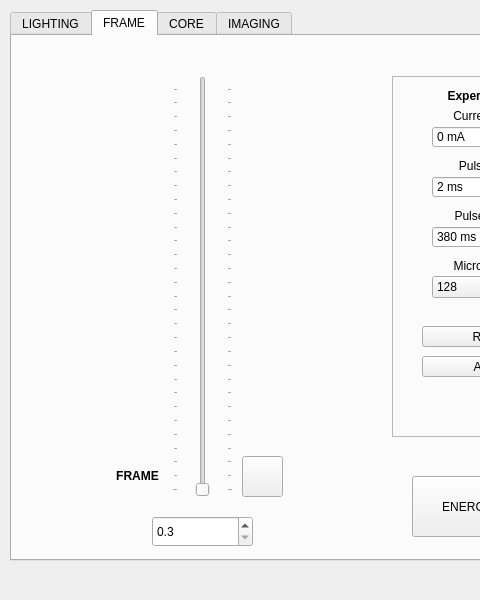
First picture: the form in _ui/Clinostat.ui, repository CoSE-Jerry/3D-Clinostat, before the edit; both pictures show x 0 to 480 and y 0 to 600 of the 1024 by 600 pixel window.
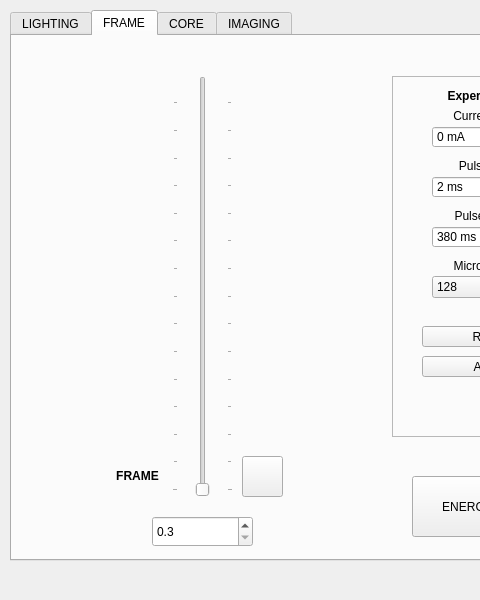
Second picture: the form after the edit. The open tabs and pages were chosen to show the change. Icons and pictures are not drawn.

Patch:
```diff
--- a/_ui/Clinostat.ui
+++ b/_ui/Clinostat.ui
@@ -455,7 +455,7 @@
        <enum>QSlider::TicksBothSides</enum>
       </property>
       <property name="tickInterval">
-       <number>5</number>
+       <number>10</number>
       </property>
      </widget>
      <widget class="QPushButton" name="frameReverse_pushButton">
```
Left out of the diff: 2 changed lines with no effect on the pictures.
